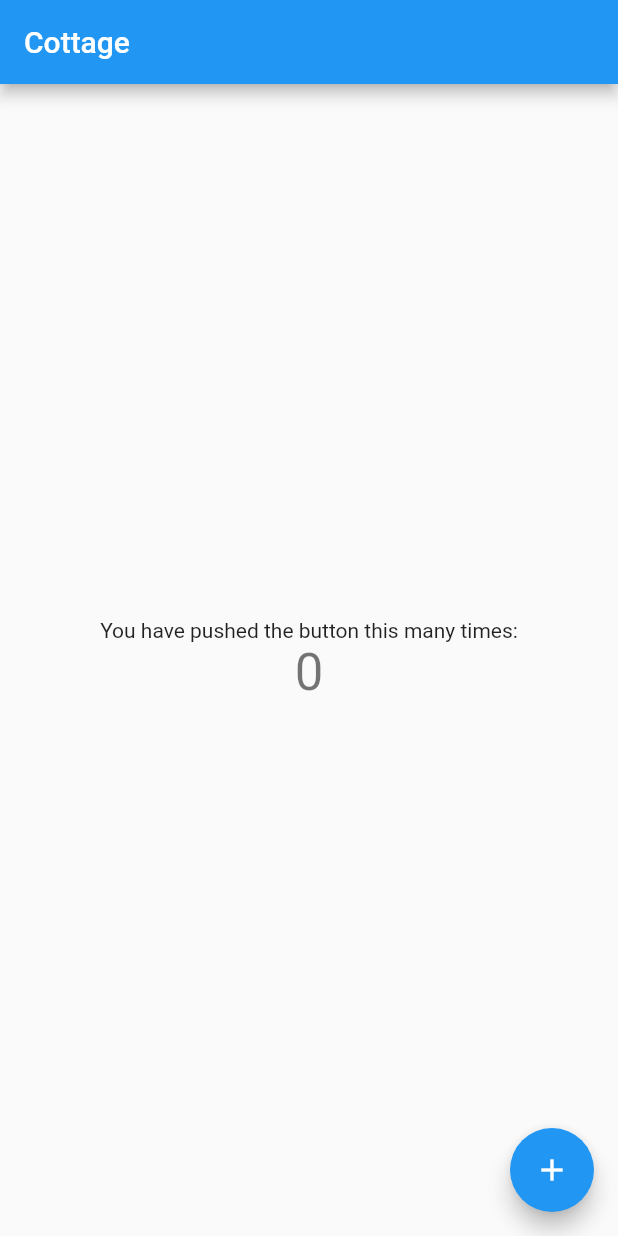
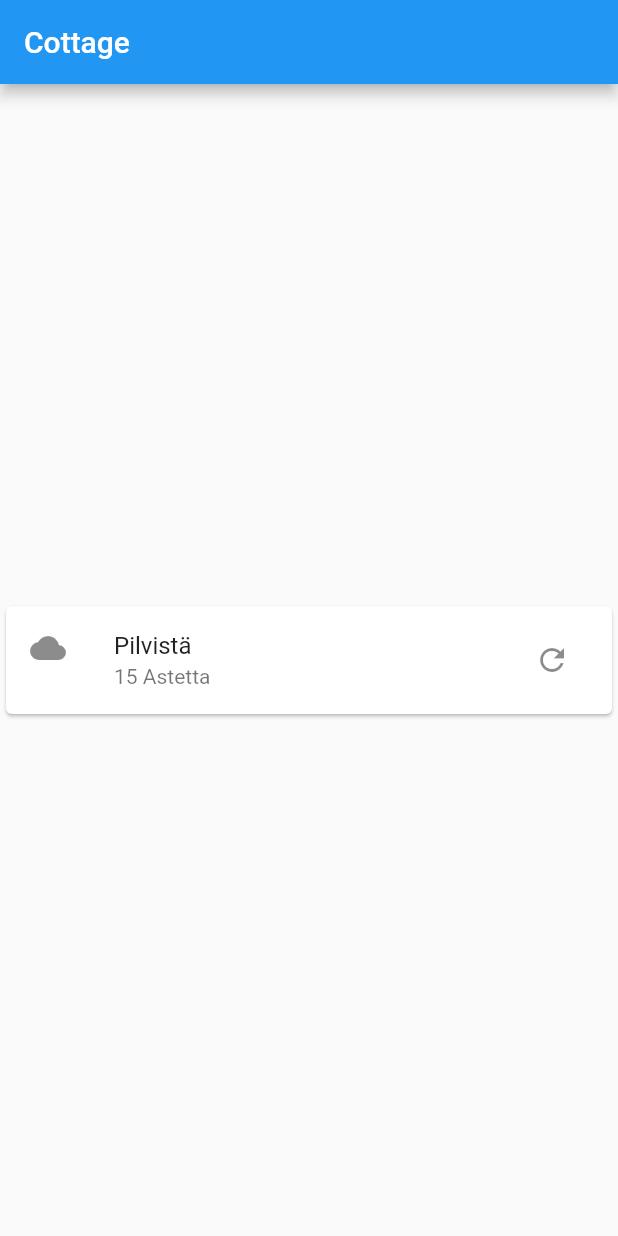
Before and after one commit to sNAtttu/flutter_cottage, a Flutter app: the screen it shows after launch, on a phone screen of 412 x 824 dp. Run offline on Flutter 3.47's test engine with Material 2 defaults, Android fonts, the phone set to English and light mode, and no system bars.

```diff
--- a/lib/main.dart
+++ b/lib/main.dart
@@ -1,8 +1,9 @@
 import 'package:flutter/material.dart';
+import 'weather.dart';
 
-void main() => runApp(new MyApp());
+void main() => runApp(new CottageApp());
 
-class MyApp extends StatelessWidget {
+class CottageApp extends StatelessWidget {
   // This widget is the root of your application.
   @override
   Widget build(BuildContext context) {
@@ -25,13 +26,6 @@ class MyHomePage extends StatefulWidget {
 }
 
 class _MyHomePageState extends State<MyHomePage> {
-  int _counter = 0;
-
-  void _incrementCounter() {
-    setState(() {
-      _counter++;
-    });
-  }
 
   @override
   Widget build(BuildContext context) {
@@ -43,21 +37,24 @@ class _MyHomePageState extends State<MyHomePage> {
         child: new Column(
           mainAxisAlignment: MainAxisAlignment.center,
           children: <Widget>[
-            new Text(
-              'You have pushed the button this many times:',
-            ),
-            new Text(
-              '$_counter',
-              style: Theme.of(context).textTheme.display1,
-            ),
+           new Card(
+             child: new Column(
+               mainAxisSize: MainAxisSize.min,
+               children: <Widget>[
+                 ListTile(
+                   leading: new Icon(Icons.cloud),
+                   title: new Text("Pilvistä"),
+                   subtitle: new Text("15 Astetta"),
+                   onTap: (){ Navigator.push(context, new MaterialPageRoute(builder: (context) => new WeatherScreen())); },
+                   trailing: new IconButton(icon: new Icon(Icons.refresh),
+                     onPressed: () => print("Refresh")),
+                 )
+               ],
+             ),
+           )
           ],
         ),
       ),
-      floatingActionButton: new FloatingActionButton(
-        onPressed: _incrementCounter,
-        tooltip: 'Increment',
-        child: new Icon(Icons.add),
-      ), // This trailing comma makes auto-formatting nicer for build methods.
     );
   }
 }
```
Also changed, not shown: lib/weather.dart (added, +20 -0 lines), 2 other files.
